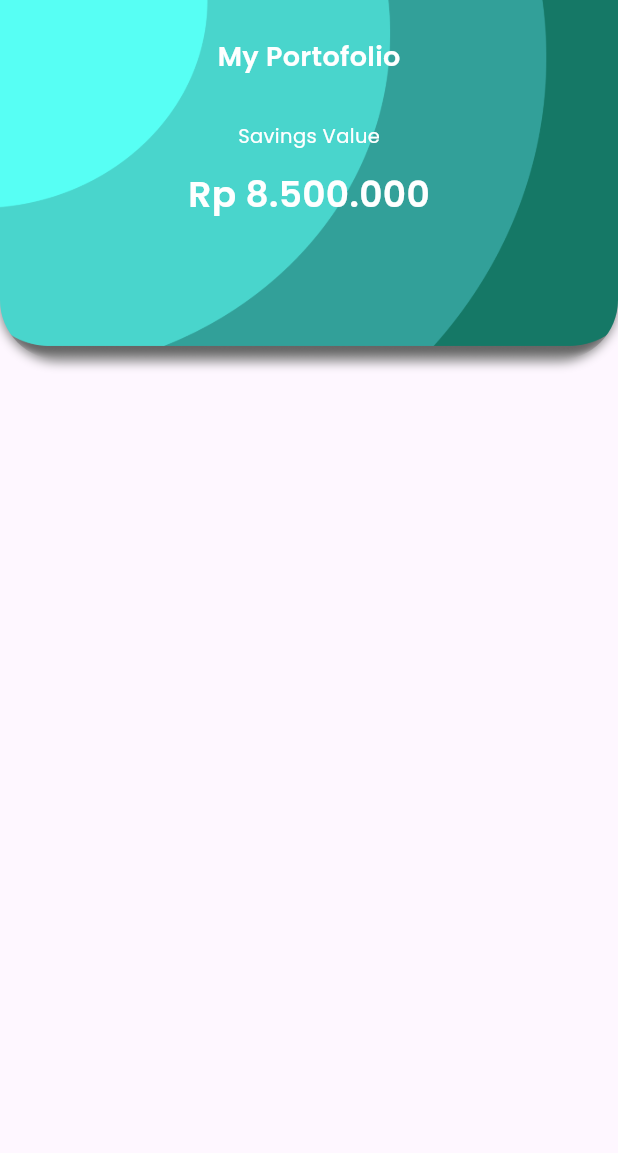
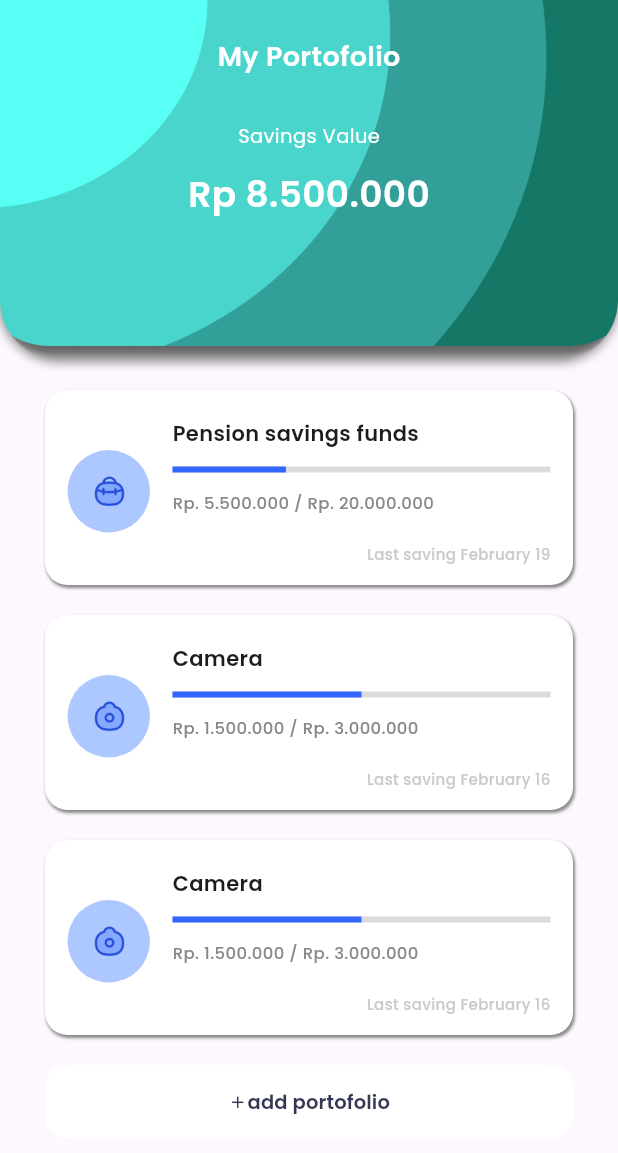
Before and after one commit to DimasTeguhR/21102145_ti2_ppb2324-2, a Flutter app: the PortfolioPage widget shown alone on an empty page, opened directly, on a phone screen of 412 x 824 dp. Shown: the top 1153 px of the screen. Run offline on Flutter 3.47's test engine with Material 3 defaults, Android fonts, the light colour scheme and no system bars; drawn by our look-alikes of percent_indicator; our stand-ins replace bloc, equatable, flutter_bloc, google_fonts.

Commit message:
praktikum 7 done

```diff
--- a/praktikum_06_saving_app/lib/pages/portofolio/portofolio_page.dart
+++ b/praktikum_06_saving_app/lib/pages/portofolio/portofolio_page.dart
@@ -1,4 +1,6 @@
 import 'package:flutter/material.dart';
+import 'package:flutter/widgets.dart';
+import 'package:percent_indicator/linear_percent_indicator.dart';
 import 'package:praktikum_06_saving_app/styles/colors.dart';
 import 'package:praktikum_06_saving_app/styles/text_style.dart';
 
@@ -13,7 +15,7 @@ class PortfolioPage extends StatelessWidget {
           Container(
             padding: EdgeInsets.only(top: 25),
             height: 240,
-            width: double.infinity,//lebar layar mengikuti hp
+            width: double.infinity, //lebar layar mengikuti hp
             decoration: BoxDecoration(
               borderRadius: BorderRadius.vertical(
                 bottom: Radius.circular(40),
@@ -61,6 +63,146 @@ class PortfolioPage extends StatelessWidget {
                 ],
               ),
             ),
+          ),
+          _portofolioCardList(
+            'assets/icons/pension.png',
+            'Pension savings funds',
+            0.3,
+            'Rp. 5.500.000 / Rp. 20.000.000',
+            'Last saving February 19',
+          ),
+          _portofolioCardList(
+            'assets/icons/camera.png',
+            'Camera',
+            0.5,
+            'Rp. 1.500.000 / Rp. 3.000.000',
+            'Last saving February 16',
+          ),
+          _portofolioCardList(
+            'assets/icons/camera.png',
+            'Camera',
+            0.5,
+            'Rp. 1.500.000 / Rp. 3.000.000',
+            'Last saving February 16',
+          ),
+          Container(
+            margin: EdgeInsets.symmetric(
+              vertical: 20,
+              horizontal: 30,
+            ),
+            child: TextButton(
+              onPressed: () {},
+              child: Row(
+                mainAxisAlignment: MainAxisAlignment.center,
+                children: [
+                  Icon(
+                    Icons.add,
+                    size: 13,
+                    color: kLuckyBlue,
+                  ),
+                  Text(
+                    'add portofolio',
+                    style: kButton2.copyWith(
+                      color: kLuckyBlue,
+                      fontWeight: FontWeight.w600,
+                    ),
+                  )
+                ],
+              ),
+              style: TextButton.styleFrom(
+                backgroundColor: kWhite,
+                padding: EdgeInsets.symmetric(vertical: 15),
+                shape: RoundedRectangleBorder(
+                    borderRadius: BorderRadius.all(Radius.circular(15))),
+                elevation: 4,
+              ),
+            ),
+          )
+        ],
+      ),
+    );
+  }
+
+  Widget _portofolioCardList(
+      String icon, String tittle, double percent, String amount, String time) {
+    return Container(
+      margin: EdgeInsets.only(
+        left: 30,
+        right: 30,
+        top: 20,
+      ),
+      padding: EdgeInsets.fromLTRB(15, 19, 15, 14),
+      constraints: BoxConstraints.expand(
+        height: 130,
+      ),
+      decoration: BoxDecoration(
+        color: kWhite,
+        borderRadius: BorderRadius.all(
+          Radius.circular(15),
+        ),
+        boxShadow: [
+          BoxShadow(
+            color: kGrey,
+            blurRadius: 1,
+            offset: Offset.fromDirection(1, 2),
+          )
+        ],
+      ),
+      child: Row(
+        children: [
+          Container(
+            height: 55,
+            width: 55,
+            child: CircleAvatar(
+              backgroundColor: kTropicalBlue,
+              child: Image.asset(
+                icon,
+                width: 24,
+              ),
+            ),
+          ),
+          SizedBox(
+            width: 15,
+          ),
+          Expanded(
+            child: Column(
+              crossAxisAlignment: CrossAxisAlignment.start,
+              children: [
+                Text(
+                  tittle,
+                  style: kSubtitle1,
+                ),
+                SizedBox(
+                  height: 12,
+                ),
+                LinearPercentIndicator(
+                  lineHeight: 4,
+                  padding: EdgeInsets.symmetric(horizontal: 0),
+                  percent: percent,
+                  progressColor: kBlueRibbon,
+                  backgroundColor: kGrey.withOpacity(0.3),
+                ),
+                SizedBox(
+                  height: 12,
+                ),
+                Text(
+                  amount,
+                  style: kBody2.copyWith(
+                    color: kGrey,
+                  ),
+                ),
+                Spacer(),
+                Align(
+                  alignment: Alignment.bottomRight,
+                  child: Text(
+                    time,
+                    style: kCaption.copyWith(
+                      color: kLightGray,
+                    ),
+                  ),
+                )
+              ],
+            ),
           )
         ],
       ),
--- a/praktikum_06_saving_app/lib/pages/profile/profile_page.dart
+++ b/praktikum_06_saving_app/lib/pages/profile/profile_page.dart
@@ -7,7 +7,7 @@ class ProfilePage extends StatelessWidget {
   Widget build(BuildContext context) {
     return Container(
       child: Center(
-        child: const Text('Profile'),
+        child: const Text('Under construction 🚧'),
       ),
     );
   }
--- a/praktikum_06_saving_app/lib/pages/support/support_page.dart
+++ b/praktikum_06_saving_app/lib/pages/support/support_page.dart
@@ -7,7 +7,7 @@ class SupportPage extends StatelessWidget {
   Widget build(BuildContext context) {
     return Container(
       child: Center(
-        child: const Text('Support'),
+        child: const Text('Under construction 🚧'),
       ),
     );
   }
```
